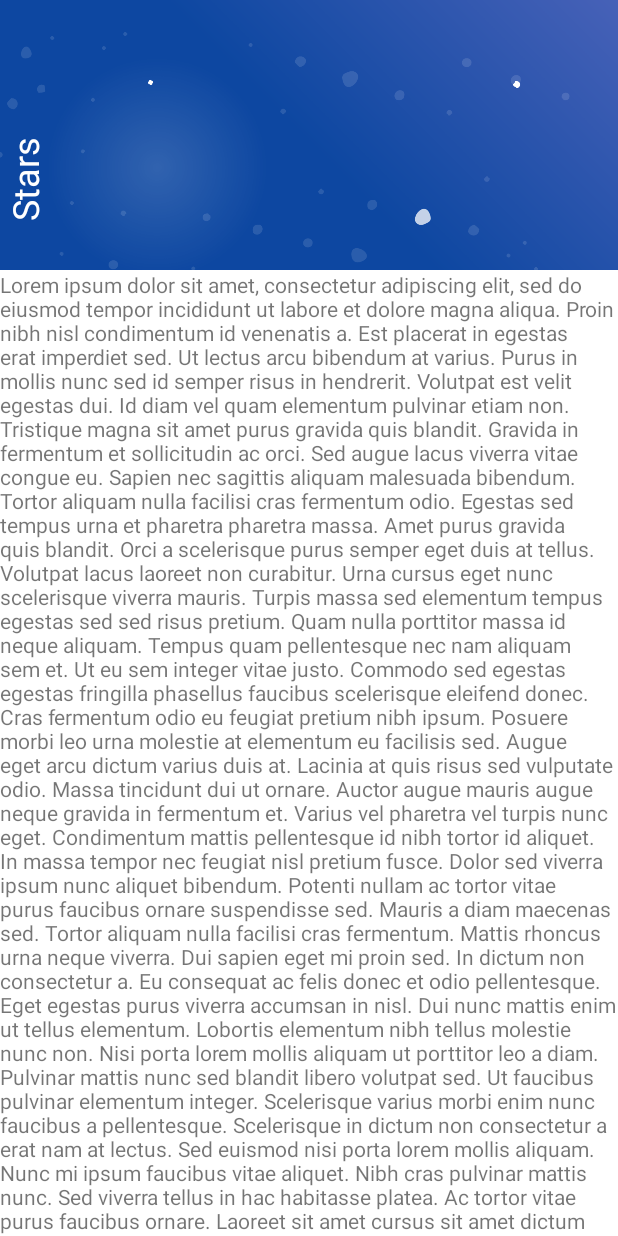
After one commit to RowickaM/NewThings, an Android app: the ExampleActivity screen opened directly, with no data from a screen before it, on a phone screen of 412 x 824 dp. The commit adds this screen. Run offline under Robolectric (Android 15) with nearby library versions, the phone set to English and light mode, and no system bars.

Commit message:
add motion to rotate text in toolbar

```diff
--- a/app/src/main/AndroidManifest.xml
+++ b/app/src/main/AndroidManifest.xml
@@ -11,6 +11,7 @@
         android:roundIcon="@mipmap/ic_launcher_round"
         android:supportsRtl="true"
         android:theme="@style/Theme.NewThings">
+
         <activity android:name=".MainActivity">
             <intent-filter>
                 <action android:name="android.intent.action.MAIN" />
@@ -33,9 +34,7 @@
             android:theme="@style/FullScreen" /> <!-- property animations -->
         <activity
             android:name=".propertyAnimations.PropertyAnimationsActivity"
-            android:exported="true" />
-        <!-- motion layout -->
-
+            android:exported="true" /> <!-- motion layout -->
         <activity
             android:name=".motionLayout.MotionLayoutActivity"
             android:theme="@style/MotionLayoutTheme" />
@@ -119,6 +118,10 @@
                 android:name="android.support.PARENT_ACTIVITY"
                 android:value=".motionLayout.MotionLayoutActivity" />
         </activity>
+
+        <activity
+            android:name=".motionLayout.examples.ExampleActivity"
+            android:exported="true" />
     </application>
 
 </manifest>
--- a/app/src/main/java/com/rowicka/newthings/motionLayout/MotionLayoutActivity.kt
+++ b/app/src/main/java/com/rowicka/newthings/motionLayout/MotionLayoutActivity.kt
@@ -10,6 +10,7 @@ import androidx.appcompat.app.AppCompatActivity
 import androidx.cardview.widget.CardView
 import androidx.recyclerview.widget.RecyclerView
 import com.rowicka.newthings.R
+import com.rowicka.newthings.motionLayout.examples.ExampleActivity
 import kotlin.reflect.KClass
 
 class MotionLayoutActivity : AppCompatActivity() {
@@ -131,5 +132,11 @@ private val data = listOf(
         "Changes applied from step 8",
         Step8CompletedActivity::class,
         highlight = true
+    ),
+    Step(
+        "Custom Example",
+        "A example of animation base on motion layout",
+        "own animation",
+        ExampleActivity::class,
     )
 )
--- /dev/null
+++ b/app/src/main/java/com/rowicka/newthings/motionLayout/examples/ExampleActivity.kt
@@ -0,0 +1,28 @@
+package com.rowicka.newthings.motionLayout.examples
+
+import android.os.Bundle
+import androidx.appcompat.app.AppCompatActivity
+import androidx.constraintlayout.motion.widget.MotionLayout
+import com.google.android.material.appbar.AppBarLayout
+import com.rowicka.newthings.R
+
+class ExampleActivity : AppCompatActivity() {
+    override fun onCreate(savedInstanceState: Bundle?) {
+        super.onCreate(savedInstanceState)
+        setContentView(R.layout.activity_example)
+
+        coordinateMotion()
+    }
+
+    private fun coordinateMotion() {
+        val appBarLayout = findViewById<AppBarLayout>(R.id.appbar_layout)
+        val motionLayout = findViewById<MotionLayout>(R.id.motion_layout)
+
+        val listener = AppBarLayout.OnOffsetChangedListener { appBarLayout, verticalOffset ->
+            val seekPosition = -verticalOffset / appBarLayout.totalScrollRange.toFloat()
+            motionLayout.progress = seekPosition
+        }
+
+        appBarLayout.addOnOffsetChangedListener(listener)
+    }
+}
--- /dev/null
+++ b/app/src/main/res/layout/activity_example.xml
@@ -0,0 +1,57 @@
+<?xml version="1.0" encoding="utf-8"?>
+<androidx.coordinatorlayout.widget.CoordinatorLayout xmlns:android="http://schemas.android.com/apk/res/android"
+    xmlns:app="http://schemas.android.com/apk/res-auto"
+    xmlns:tools="http://schemas.android.com/tools"
+    android:layout_width="match_parent"
+    android:layout_height="match_parent">
+
+    <com.google.android.material.appbar.AppBarLayout
+        android:id="@+id/appbar_layout"
+        android:layout_width="match_parent"
+        android:layout_height="180dp">
+
+        <androidx.constraintlayout.motion.widget.MotionLayout
+            android:id="@+id/motion_layout"
+            android:layout_width="match_parent"
+            android:layout_height="match_parent"
+            android:minHeight="50dp"
+            app:layoutDescription="@xml/motion_scene"
+            app:layout_scrollFlags="scroll|enterAlways|snap|exitUntilCollapsed">
+
+            <ImageView
+                android:id="@+id/background"
+                android:layout_width="0dp"
+                android:layout_height="1000dp"
+                android:background="@color/primaryColor"
+                android:scaleType="centerCrop"
+                app:layout_constraintBottom_toBottomOf="parent"
+                app:layout_constraintEnd_toEndOf="parent"
+                app:layout_constraintStart_toStartOf="parent"
+                app:layout_constraintTop_toTopOf="parent"
+                app:srcCompat="@drawable/background" />
+
+            <TextView
+                android:id="@+id/text"
+                android:layout_width="wrap_content"
+                android:layout_height="wrap_content"
+                android:text="Stars"
+                android:textColor="?colorOnPrimary"
+                android:textSize="24sp"
+                android:transformPivotX="0dp"
+                android:transformPivotY="0dp"
+                tools:layout_editor_absoluteY="148dp" />
+        </androidx.constraintlayout.motion.widget.MotionLayout>
+    </com.google.android.material.appbar.AppBarLayout>
+
+    <androidx.core.widget.NestedScrollView
+        android:layout_width="match_parent"
+        android:layout_height="match_parent"
+        app:layout_behavior="@string/appbar_scrolling_view_behavior">
+
+        <TextView
+            android:layout_width="wrap_content"
+            android:layout_height="wrap_content"
+            android:text="@string/long_text" />
+    </androidx.core.widget.NestedScrollView>
+
+</androidx.coordinatorlayout.widget.CoordinatorLayout>
--- /dev/null
+++ b/app/src/main/res/xml/motion_scene.xml
@@ -0,0 +1,38 @@
+<?xml version="1.0" encoding="utf-8"?>
+<MotionScene xmlns:android="http://schemas.android.com/apk/res/android"
+    xmlns:app="http://schemas.android.com/apk/res-auto">
+    <Transition
+        app:constraintSetEnd="@+id/end"
+        app:constraintSetStart="@+id/start"></Transition>
+    <ConstraintSet android:id="@+id/start">
+        <Constraint
+            android:id="@id/text"
+            android:layout_width="wrap_content"
+            android:layout_height="wrap_content"
+            android:rotation="-90"
+            app:layout_constraintBottom_toBottomOf="parent"
+            app:layout_constraintStart_toStartOf="parent" />
+        <Constraint
+            android:id="@+id/background"
+            android:layout_width="0dp"
+            android:layout_height="1000dp"
+            android:alpha="1" />
+    </ConstraintSet>
+
+    <!-- Constraints to apply at the end of the animation -->
+    <ConstraintSet android:id="@+id/end">
+        <Constraint
+            android:id="@id/text"
+            android:layout_width="wrap_content"
+            android:layout_height="wrap_content"
+            android:layout_marginStart="8dp"
+            android:layout_marginBottom="8dp"
+            app:layout_constraintBottom_toBottomOf="parent"
+            app:layout_constraintStart_toStartOf="parent" />
+        <Constraint
+            android:id="@+id/background"
+            android:layout_width="0dp"
+            android:layout_height="1000dp"
+            android:alpha="0" />
+    </ConstraintSet>
+</MotionScene>
```
